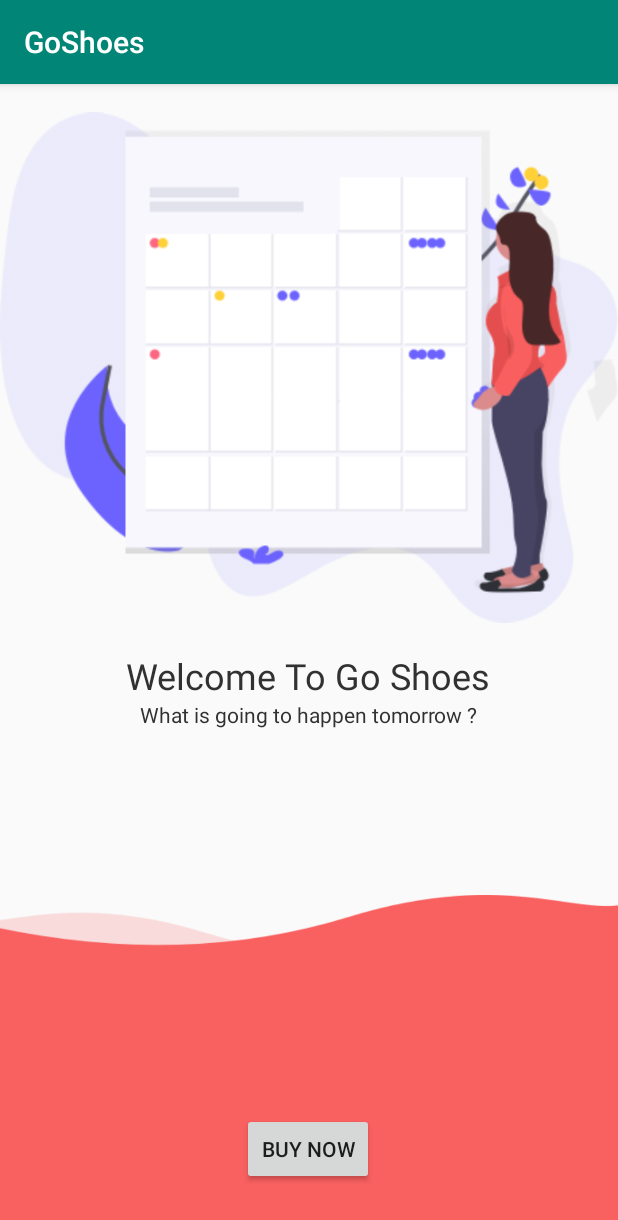
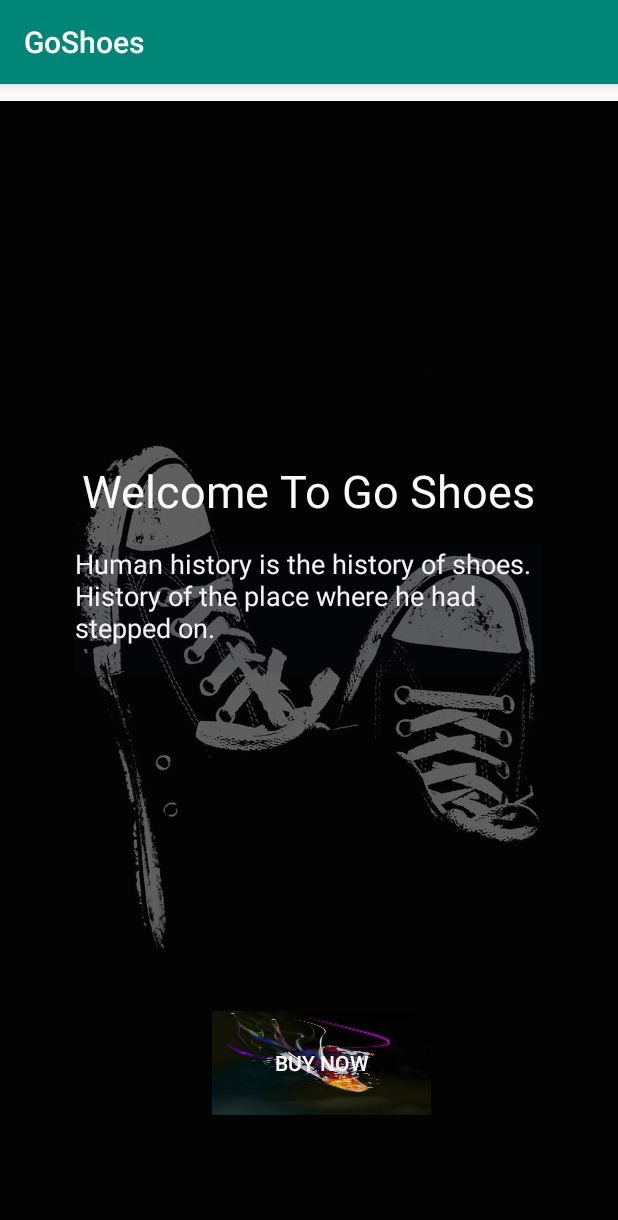
Before and after one commit to YuliaSofi/GoShoes, an Android app: the screen it shows after launch (LoginActivity), on a phone screen of 412 x 824 dp. Shown: the top 1220 px of the screen. Run offline under Robolectric (Android 15) with nearby library versions, the phone set to English and light mode, and no system bars.

Commit message:
codingan yang sudah diperbarui

```diff
--- a/app/src/main/AndroidManifest.xml
+++ b/app/src/main/AndroidManifest.xml
@@ -20,7 +20,6 @@
             </intent-filter>
         </activity>
         <activity android:name=".MainActivity" />
-        <activity android:name=".DetailActivity" />
         <activity android:name=".ShoesActivity" />
     </application>
 
--- a/app/src/main/java/com/example/goshoes/Adapter/MenuAdapter.java
+++ b/app/src/main/java/com/example/goshoes/Adapter/MenuAdapter.java
@@ -11,27 +11,21 @@ import android.widget.TextView;
 import androidx.annotation.NonNull;
 import androidx.recyclerview.widget.RecyclerView;
 
-import com.example.goshoes.Models.Detail;
 import com.example.goshoes.Models.MenuLogo;
 import com.example.goshoes.R;
 import com.squareup.picasso.Picasso;
 
-import java.util.ArrayList;
 import java.util.List;
 
 public class MenuAdapter extends RecyclerView.Adapter<MenuAdapter.ViewHolder>{
 
     private Context context;
     private List<MenuLogo> items;
-    private ArrayList<Detail> listDetail;
 
     public MenuAdapter(Context context, List<MenuLogo> items) {
         this.context = context;
         this.items = items;
     }
-    public ArrayList<Detail> getListDetail() { return listDetail; }
-
-    public void setListDetail(ArrayList<Detail> listDetail){ this.listDetail = listDetail;}
 
     @NonNull
     @Override
--- a/app/src/main/res/layout/activity_login.xml
+++ b/app/src/main/res/layout/activity_login.xml
@@ -22,50 +22,64 @@
             />
 
     <ImageView
-        android:id="@+id/calendar"
-        android:layout_width="wrap_content"
-        android:layout_height="wrap_content"
-        android:src="@drawable/ic_eventlist"
-        app:layout_constraintHorizontal_bias="0.0"
-        app:layout_constraintLeft_toLeftOf="parent"
-        app:layout_constraintRight_toRightOf="parent"
-        app:layout_constraintTop_toTopOf="parent" />
+        android:id="@+id/imageView4"
+        android:layout_width="434dp"
+        android:layout_height="790dp"
+        android:layout_marginTop="24dp"
+        app:layout_constraintBottom_toBottomOf="@+id/background_satu"
+        app:layout_constraintEnd_toEndOf="parent"
+        app:layout_constraintHorizontal_bias="0.217"
+        app:layout_constraintStart_toStartOf="parent"
+        app:layout_constraintTop_toTopOf="parent"
+        app:layout_constraintVertical_bias="0.481"
+        app:srcCompat="@drawable/sepatu" />
+
 
     <TextView
         android:id="@+id/sub_welcome"
-        android:layout_width="wrap_content"
-        android:layout_height="wrap_content"
-        android:textColor="#313131"
-        android:text="What is going to happen tomorrow ?"
-        app:layout_constraintTop_toBottomOf="@+id/welcome_text"
+        android:layout_width="311dp"
+        android:layout_height="85dp"
+        android:layout_marginTop="16dp"
+        android:background="#160E184C"
+        android:text="Human history is the history of shoes. History of the place where he had stepped on. "
+        android:textColor="#F4F2F6"
+        android:textSize="18sp"
+        app:layout_constraintHorizontal_bias="0.496"
         app:layout_constraintLeft_toLeftOf="parent"
         app:layout_constraintRight_toRightOf="parent"
-        />
+        app:layout_constraintTop_toBottomOf="@+id/welcome_text" />
 
     <TextView
         android:id="@+id/welcome_text"
         android:layout_width="wrap_content"
         android:layout_height="wrap_content"
+        android:autoText="false"
+        android:background="#0309090B"
+        android:shadowColor="#9A2828"
         android:text="Welcome To Go Shoes"
-        android:textColor="#313131"
-        android:textSize="24sp"
-        app:layout_constraintHorizontal_bias="0.497"
+        android:textColor="#F9F8FA"
+        android:textColorHighlight="#AA2929"
+        android:textColorLink="#513838"
+        android:textSize="30sp"
+        app:layout_constraintBottom_toTopOf="@+id/background_satu"
         app:layout_constraintLeft_toLeftOf="parent"
         app:layout_constraintRight_toRightOf="parent"
-        app:layout_constraintTop_toBottomOf="@id/calendar" />
-
+        app:layout_constraintTop_toTopOf="parent"
+        app:layout_constraintVertical_bias="0.501" />
 
     <Button
         android:id="@+id/button2"
-        android:layout_width="wrap_content"
-        android:layout_height="wrap_content"
+        android:layout_width="146dp"
+        android:layout_height="69dp"
+        android:background="@drawable/nike"
         android:onClick="handleShoes"
         android:text="Buy Now"
+        android:textColor="@color/cardview_light_background"
         app:layout_constraintBottom_toBottomOf="parent"
         app:layout_constraintEnd_toEndOf="parent"
-        app:layout_constraintHorizontal_bias="0.506"
+        app:layout_constraintHorizontal_bias="0.539"
         app:layout_constraintStart_toStartOf="@+id/background_satu"
         app:layout_constraintTop_toTopOf="@+id/background_satu"
-        app:layout_constraintVertical_bias="0.81" />
+        app:layout_constraintVertical_bias="0.491" />
 
 </androidx.constraintlayout.widget.ConstraintLayout>
```
Also changed, not shown: app/src/main/java/com/example/goshoes/DetailActivity.java (deleted, +0 -36 lines), app/src/main/java/com/example/goshoes/Models/Detail.java (deleted, +0 -87 lines), app/src/main/java/com/example/goshoes/Models/DetailSepatu.java (deleted, +0 -62 lines), app/src/main/java/com/example/goshoes/ShoesActivity.java (+6 -6 lines), app/src/main/res/layout/activity_detail.xml (deleted, +0 -78 lines), app/src/main/res/layout/activity_info.xml (+23 -6 lines), app/src/main/res/layout/activity_shoes.xml (+10 -8 lines), app/src/main/res/layout/item_logo.xml (+6 -9 lines), app/src/main/res/drawable/nike.jpg (added), app/src/main/res/drawable/original.jpg (added), app/src/main/res/drawable/sepatu.jpg (added), app/src/main/res/drawable/shoes.jpg (added), app/src/main/res/drawable/shoesssssss.jpg (added).
